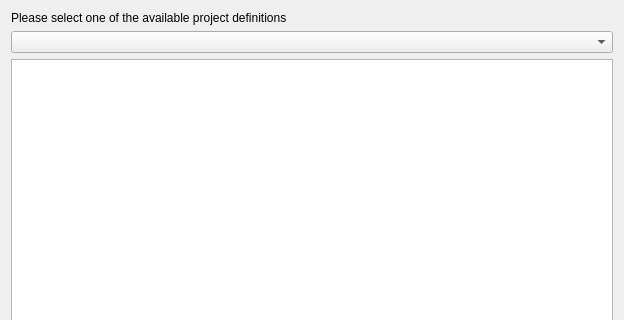
gem/oq-irmt-qgis, file ui/ui_select_project_definition.ui: the form before one commit; both pictures show x 0 to 624 and y 0 to 320 of the 624 by 520 pixel window.
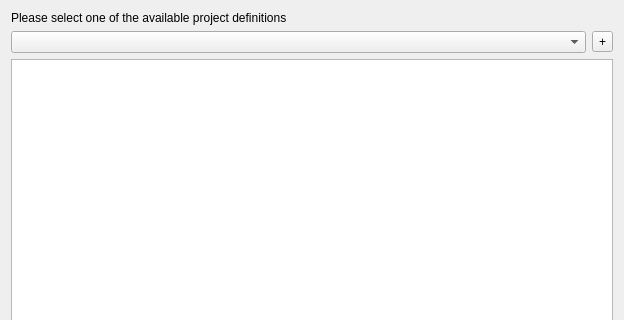
The form after the commit.

Commit message: Enable adding a new project definition and assiging a title to it

The edit to the form file:
```diff
--- a/ui/ui_select_project_definition.ui
+++ b/ui/ui_select_project_definition.ui
@@ -17,7 +17,7 @@
    <bool>true</bool>
   </property>
   <layout class="QGridLayout" name="gridLayout">
-   <item row="3" column="0">
+   <item row="5" column="0">
     <widget class="QDialogButtonBox" name="buttonBox">
      <property name="orientation">
       <enum>Qt::Horizontal</enum>
@@ -34,10 +34,7 @@
      </property>
     </widget>
    </item>
-   <item row="1" column="0">
-    <widget class="QComboBox" name="proj_def_cbx"/>
-   </item>
-   <item row="2" column="0">
+   <item row="4" column="0">
     <widget class="QTextEdit" name="proj_def_detail">
      <property name="readOnly">
       <bool>true</bool>
@@ -51,6 +48,23 @@
      </property>
     </widget>
    </item>
+   <item row="2" column="0">
+    <layout class="QHBoxLayout" name="horizontalLayout">
+     <property name="topMargin">
+      <number>0</number>
+     </property>
+     <item>
+      <widget class="QComboBox" name="proj_def_cbx"/>
+     </item>
+     <item>
+      <widget class="QToolButton" name="add_proj_def_btn">
+       <property name="text">
+        <string>+</string>
+       </property>
+      </widget>
+     </item>
+    </layout>
+   </item>
   </layout>
  </widget>
  <resources/>
```
The commit also changes 3 other files.
